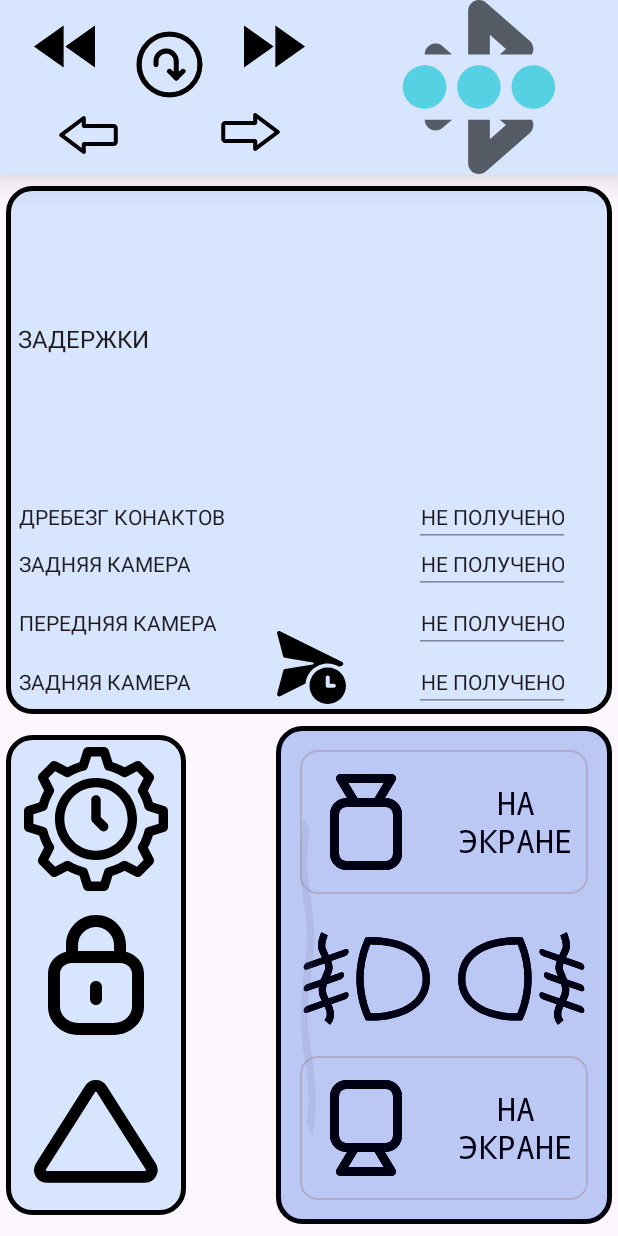
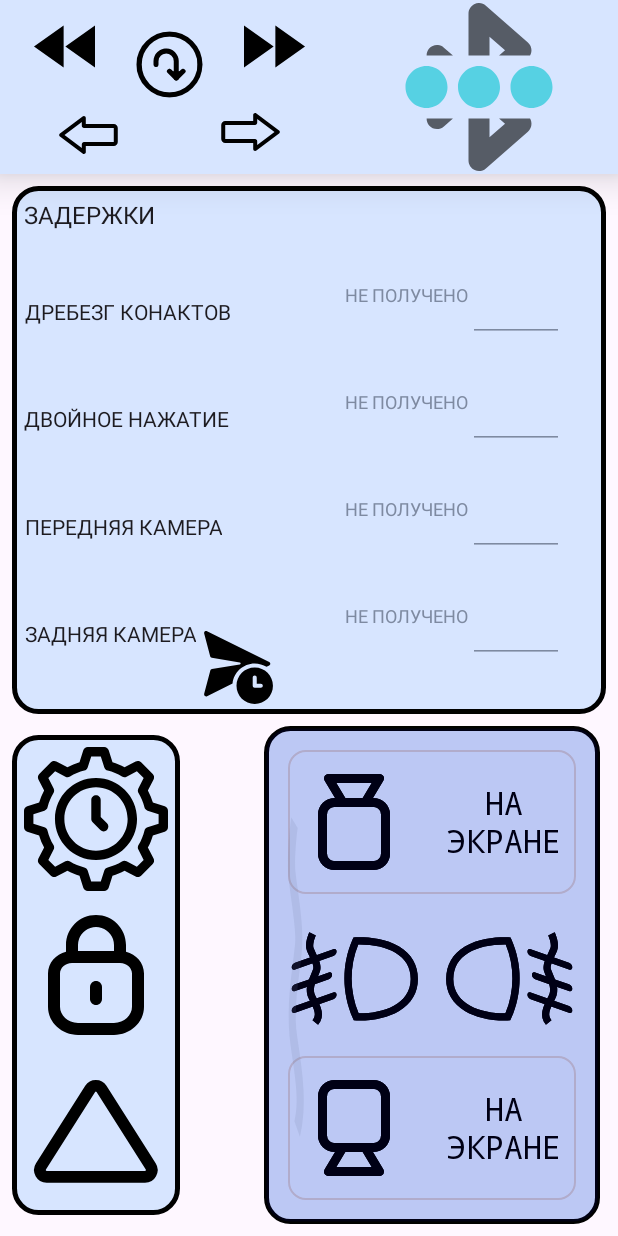
Before and after one commit to falconArdente/Car-controller_android-application, an Android app: the screen it shows after launch (MainActivity), after a tap on an icon or button, on a phone screen of 412 x 824 dp. Run offline under Robolectric (Android 15) with nearby library versions, the phone set to English and light mode, and no system bars; libraries missing offline, so code that uses them is left out: com.markodevcic.peko, com.welie.blessed; 3 statements that could not run were skipped; 1 other tap on this screen came first.

Commit message:
Done with Timings Set

```diff
--- a/src/main/java/com/example/carcamerasandlightsbluetooth/presentation/MainActivity.kt
+++ b/src/main/java/com/example/carcamerasandlightsbluetooth/presentation/MainActivity.kt
@@ -2,10 +2,13 @@ package com.example.carcamerasandlightsbluetooth.presentation
 
 import android.os.Bundle
 import android.text.method.ScrollingMovementMethod
+import android.widget.EditText
+import android.widget.TextView
 import androidx.appcompat.app.AppCompatActivity
 import androidx.appcompat.content.res.AppCompatResources
 import androidx.core.view.isGone
 import androidx.core.view.isVisible
+import androidx.core.widget.doAfterTextChanged
 import com.example.carcamerasandlightsbluetooth.R
 import com.example.carcamerasandlightsbluetooth.databinding.ActivityMainBinding
 import com.example.carcamerasandlightsbluetooth.domain.model.DeviceState
@@ -17,7 +20,7 @@ class MainActivity : AppCompatActivity() {
     private var _binding: ActivityMainBinding? = null
     private val binding: ActivityMainBinding
         get() = _binding!!
-
+    private var timingValuesArray: ArrayList<EditText>? = null
 
     override fun onCreate(savedInstanceState: Bundle?) {
         super.onCreate(savedInstanceState)
@@ -29,6 +32,39 @@ class MainActivity : AppCompatActivity() {
             binding.LogView.text = it
         }
         setClickListeners()
+        timingValuesArray = combineTimingsEditTextToArrayList()
+        timingValuesArray!!.forEach { it.doAfterTextChanged { _ -> timingsToSendCheck() } }
+    }
+
+    private fun combineTimingsEditTextToArrayList(): ArrayList<EditText> {
+        with(binding.timingsSet) {
+            return arrayListOf(
+                bounceValue,
+                repeaterValue,
+                frontDelayValue,
+                rearDelayValue
+            )
+        }
+    }
+
+    private fun timingsToSendCheck() {
+        if (timingValuesArray == null) return
+        var isReadyToSend = true
+        val errorText = getString(R.string.not_gotten)
+        timingValuesArray!!.forEach { editText ->
+            val localNum = try {
+                editText.text.toString().toInt()
+            } catch (e: Exception) {
+                65535
+            }
+            if (editText.text.toString() == errorText
+                || localNum >= 65534
+            ) {
+                isReadyToSend = false
+                return@forEach
+            }
+        }
+        binding.timingsSet.sendTimings.isEnabled = isReadyToSend
     }
 
     private fun setClickListeners() {
@@ -59,16 +95,37 @@ class MainActivity : AppCompatActivity() {
         binding.timingsSet.root.isGone = !mainState.isSetTimings
         binding.LogView.isGone = mainState.isSetTimings
         with(binding.timingsSet) {
-            bounceValue.setText(timingToString(mainState.deviceState.timings.bounce))
-            repeaterValue.setText(timingToString(mainState.deviceState.timings.repeater))
-            frontDelayValue.setText(timingToString(mainState.deviceState.timings.frontDelay))
-            rearDelayValue.setText(timingToString(mainState.deviceState.timings.rearDelay))
+            renderTimingValueAndHelper(
+                bounceValue,
+                bounceBlue,
+                mainState.deviceState.timings.bounce
+            )
+            renderTimingValueAndHelper(
+                repeaterValue,
+                repeaterBlue,
+                mainState.deviceState.timings.repeater
+            )
+            renderTimingValueAndHelper(
+                frontDelayValue,
+                frontBlue,
+                mainState.deviceState.timings.frontDelay
+            )
+            renderTimingValueAndHelper(
+                rearDelayValue,
+                rearBlue,
+                mainState.deviceState.timings.rearDelay
+            )
         }
     }
 
-    private fun timingToString(number: Int): String {
-        if (number != -1) return number.toString()
-        return getString(R.string.not_gotten)
+    private fun renderTimingValueAndHelper(editText: EditText, helper: TextView, number: Int) {
+        if (number != -1) {
+            editText.setText(number.toString())
+            helper.text = number.toString()
+        } else {
+            editText.text.clear()
+            helper.text = getString(R.string.not_gotten)
+        }
     }
 
     private fun renderLock(isLocked: Boolean) {
--- a/src/main/java/com/example/carcamerasandlightsbluetooth/presentation/RootViewModel.kt
+++ b/src/main/java/com/example/carcamerasandlightsbluetooth/presentation/RootViewModel.kt
@@ -152,6 +152,9 @@ class RootViewModel(
         deviceInteractor.sendTimings(
             newTimings = mutableStatesLiveData.value!!.deviceState.timings
         )
+        mutableStatesLiveData.postValue(
+            mutableStatesLiveData.value!!.copy(isSetTimings = false)
+        )
     }
 
     fun reScan() {
--- a/src/main/res/drawable/send_timings.xml
+++ b/src/main/res/drawable/send_timings.xml
@@ -1,12 +1,14 @@
-<vector xmlns:android="http://schemas.android.com/apk/res/android"
-    android:width="200dp"
-    android:height="200dp"
-    android:viewportWidth="20"
-    android:viewportHeight="20">
-    <path
-        android:fillColor="?attr/colorOnPrimary"
-        android:pathData="M2.721,1.051L18.076,8.617C18.323,8.74 18.425,9.039 18.303,9.287C18.254,9.386 18.174,9.466 18.076,9.514L17.419,9.838C16.573,9.307 15.573,9 14.5,9C11.64,9 9.289,11.183 9.025,13.974L2.721,17.08C2.474,17.202 2.174,17.101 2.052,16.853C1.999,16.744 1.986,16.621 2.017,16.504L3.538,10.759C3.589,10.569 3.746,10.426 3.939,10.394L10.82,9.247C10.905,9.233 10.974,9.177 11.008,9.101L11.026,9.041C11.045,8.924 10.981,8.813 10.876,8.769L10.82,8.753L3.901,7.6C3.707,7.568 3.55,7.425 3.499,7.235L2.017,1.628C1.946,1.361 2.105,1.087 2.372,1.017C2.489,0.986 2.613,0.998 2.721,1.051Z" />
-    <path
-        android:fillColor="?attr/colorOnPrimary"
-        android:pathData="M19,14.5C19,16.985 16.985,19 14.5,19C12.015,19 10,16.985 10,14.5C10,12.015 12.015,10 14.5,10C16.985,10 19,12.015 19,14.5ZM14.5,12C14.224,12 14,12.224 14,12.5V14.5C14,14.776 14.224,15 14.5,15H16C16.276,15 16.5,14.776 16.5,14.5C16.5,14.224 16.276,14 16,14H15V12.5C15,12.224 14.776,12 14.5,12Z" />
-</vector>
+<selector xmlns:android="http://schemas.android.com/apk/res/android">
+    <item android:state_enabled="true">
+        <vector android:width="200dp" android:height="200dp" android:viewportWidth="20" android:viewportHeight="20">
+            <path android:fillColor="?attr/colorOnPrimary" android:pathData="M2.721,1.051L18.076,8.617C18.323,8.74 18.425,9.039 18.303,9.287C18.254,9.386 18.174,9.466 18.076,9.514L17.419,9.838C16.573,9.307 15.573,9 14.5,9C11.64,9 9.289,11.183 9.025,13.974L2.721,17.08C2.474,17.202 2.174,17.101 2.052,16.853C1.999,16.744 1.986,16.621 2.017,16.504L3.538,10.759C3.589,10.569 3.746,10.426 3.939,10.394L10.82,9.247C10.905,9.233 10.974,9.177 11.008,9.101L11.026,9.041C11.045,8.924 10.981,8.813 10.876,8.769L10.82,8.753L3.901,7.6C3.707,7.568 3.55,7.425 3.499,7.235L2.017,1.628C1.946,1.361 2.105,1.087 2.372,1.017C2.489,0.986 2.613,0.998 2.721,1.051Z" />
+            <path android:fillColor="?attr/colorOnPrimary" android:pathData="M19,14.5C19,16.985 16.985,19 14.5,19C12.015,19 10,16.985 10,14.5C10,12.015 12.015,10 14.5,10C16.985,10 19,12.015 19,14.5ZM14.5,12C14.224,12 14,12.224 14,12.5V14.5C14,14.776 14.224,15 14.5,15H16C16.276,15 16.5,14.776 16.5,14.5C16.5,14.224 16.276,14 16,14H15V12.5C15,12.224 14.776,12 14.5,12Z" />
+        </vector>
+    </item>
+    <item android:state_enabled="false">
+        <vector android:width="200dp" android:height="200dp" android:viewportWidth="20" android:viewportHeight="20">
+            <path android:fillColor="?attr/colorControlNormal" android:pathData="M2.721,1.051L18.076,8.617C18.323,8.74 18.425,9.039 18.303,9.287C18.254,9.386 18.174,9.466 18.076,9.514L17.419,9.838C16.573,9.307 15.573,9 14.5,9C11.64,9 9.289,11.183 9.025,13.974L2.721,17.08C2.474,17.202 2.174,17.101 2.052,16.853C1.999,16.744 1.986,16.621 2.017,16.504L3.538,10.759C3.589,10.569 3.746,10.426 3.939,10.394L10.82,9.247C10.905,9.233 10.974,9.177 11.008,9.101L11.026,9.041C11.045,8.924 10.981,8.813 10.876,8.769L10.82,8.753L3.901,7.6C3.707,7.568 3.55,7.425 3.499,7.235L2.017,1.628C1.946,1.361 2.105,1.087 2.372,1.017C2.489,0.986 2.613,0.998 2.721,1.051Z" />
+            <path android:fillColor="?attr/colorControlNormal" android:pathData="M19,14.5C19,16.985 16.985,19 14.5,19C12.015,19 10,16.985 10,14.5C10,12.015 12.015,10 14.5,10C16.985,10 19,12.015 19,14.5ZM14.5,12C14.224,12 14,12.224 14,12.5V14.5C14,14.776 14.224,15 14.5,15H16C16.276,15 16.5,14.776 16.5,14.5C16.5,14.224 16.276,14 16,14H15V12.5C15,12.224 14.776,12 14.5,12Z" />
+        </vector>
+    </item>
+</selector>
--- a/src/main/res/layout/activity_main.xml
+++ b/src/main/res/layout/activity_main.xml
@@ -12,6 +12,7 @@
         android:layout_height="wrap_content"
         android:background="?attr/colorPrimary"
         android:elevation="@dimen/elevation"
+        android:orientation="horizontal"
         android:outlineAmbientShadowColor="?attr/colorSecondary">
 
         <include
@@ -24,6 +25,7 @@
             android:id="@+id/bluetooth_sign"
             android:layout_width="wrap_content"
             android:layout_height="match_parent"
+            android:layout_margin="@dimen/main_board_margin"
             android:scaleType="centerInside"
             android:src="@drawable/b_disconnected" />
     </LinearLayout>
@@ -45,6 +47,7 @@
         layout="@layout/timings_set"
         android:layout_width="match_parent"
         android:layout_height="0dp"
+        android:layout_gravity="center"
         android:layout_marginHorizontal="@dimen/timing_set_margin_horizontal"
         android:layout_marginVertical="@dimen/timing_set_margin_vertical"
         android:layout_weight="1" />
@@ -52,6 +55,7 @@
     <LinearLayout
         android:layout_width="match_parent"
         android:layout_height="wrap_content"
+        android:layout_marginHorizontal="@dimen/column_set_margin_start"
         android:orientation="horizontal">
 
         <include
@@ -59,8 +63,7 @@
             layout="@layout/column_set"
             android:layout_width="wrap_content"
             android:layout_height="wrap_content"
-            android:layout_gravity="start|center"
-            android:layout_marginStart="@dimen/command_set_margin_end" />
+            android:layout_gravity="start|center" />
 
         <View
             android:layout_width="0dp"
--- a/src/main/res/layout/column_set.xml
+++ b/src/main/res/layout/column_set.xml
@@ -12,7 +12,7 @@
         android:layout_width="wrap_content"
         android:layout_height="match_parent"
         android:orientation="vertical"
-        app:layout_constraintGuide_begin="@dimen/sides_guide_line"
+        app:layout_constraintGuide_begin="@dimen/column_set_guide_line"
         app:layout_constraintTop_toTopOf="parent" />
 
     <androidx.constraintlayout.widget.Guideline
@@ -20,7 +20,7 @@
         android:layout_width="wrap_content"
         android:layout_height="match_parent"
         android:orientation="vertical"
-        app:layout_constraintGuide_end="@dimen/sides_guide_line"
+        app:layout_constraintGuide_end="@dimen/column_set_guide_line"
         app:layout_constraintTop_toTopOf="parent" />
 
     <androidx.appcompat.widget.AppCompatImageButton
--- a/src/main/res/layout/timings_set.xml
+++ b/src/main/res/layout/timings_set.xml
@@ -11,7 +11,7 @@
     <androidx.constraintlayout.widget.Guideline
         android:id="@+id/start_guide"
         android:layout_width="match_parent"
-        android:layout_height="match_parent"
+        android:layout_height="wrap_content"
         android:orientation="vertical"
         app:layout_constraintGuide_begin="@dimen/sides_guide_line"
         app:layout_constraintTop_toTopOf="parent" />
@@ -32,70 +32,65 @@
         android:lines="1"
         android:text="@string/delay_set_title"
         android:textSize="16sp"
-        app:layout_constraintBottom_toTopOf="@id/bounce_label"
+        app:layout_constraintBottom_toBottomOf="parent"
         app:layout_constraintStart_toStartOf="@id/start_guide"
         app:layout_constraintTop_toTopOf="parent"
+        app:layout_constraintVertical_bias="0"
         tools:ignore="TextSizeCheck" />
 
     <androidx.appcompat.widget.AppCompatTextView
         android:id="@+id/bounce_label"
         style="@style/TimingLabel"
         android:text="@string/bounce_d_name"
+        app:layout_constraintBottom_toTopOf="@id/repeater_label"
         app:layout_constraintStart_toStartOf="@id/start_guide"
         app:layout_constraintTop_toBottomOf="@id/delays_title"
-        app:layout_constraintBottom_toTopOf="@id/rear_delay_label"
         tools:ignore="TextSizeCheck" />
 
     <androidx.appcompat.widget.AppCompatEditText
         android:id="@+id/bounce_value"
         style="@style/TimingValue"
-        android:text="@string/not_gotten"
         app:layout_constraintBottom_toBottomOf="@id/bounce_label"
         app:layout_constraintEnd_toStartOf="@id/end_guide"
-        app:layout_constraintHorizontal_bias="1"
         app:layout_constraintStart_toEndOf="@id/bounce_label"
         app:layout_constraintTop_toTopOf="@id/bounce_label"
-        tools:ignore="TextSizeCheck" />
+        tools:ignore="TextSizeCheck,SpeakableTextPresentCheck,TouchTargetSizeCheck" />
 
     <androidx.appcompat.widget.AppCompatTextView
         android:id="@+id/repeater_label"
         style="@style/TimingLabel"
-        android:text="@string/rear_cam_d_name"
+        android:text="@string/repeater_d_name"
+        app:layout_constraintBottom_toTopOf="@id/front_delay_label"
         app:layout_constraintStart_toStartOf="@id/start_guide"
         app:layout_constraintTop_toBottomOf="@id/bounce_label"
-        app:layout_constraintBottom_toTopOf="@id/front_delay_label"
         tools:ignore="TextSizeCheck" />
 
     <androidx.appcompat.widget.AppCompatEditText
         android:id="@+id/repeater_value"
         style="@style/TimingValue"
-        android:text="@string/not_gotten"
         app:layout_constraintBottom_toBottomOf="@id/repeater_label"
         app:layout_constraintEnd_toStartOf="@id/end_guide"
-        app:layout_constraintHorizontal_bias="1"
         app:layout_constraintStart_toEndOf="@id/repeater_label"
         app:layout_constraintTop_toTopOf="@id/repeater_label"
-        tools:ignore="TextSizeCheck" />
+        tools:ignore="TextSizeCheck,TouchTargetSizeCheck,SpeakableTextPresentCheck" />
 
     <androidx.appcompat.widget.AppCompatTextView
         android:id="@+id/front_delay_label"
         style="@style/TimingLabel"
         android:text="@string/front_cam_d_name"
+        app:layout_constraintBottom_toTopOf="@id/rear_delay_label"
         app:layout_constraintStart_toStartOf="@id/start_guide"
         app:layout_constraintTop_toBottomOf="@id/repeater_label"
-        app:layout_constraintBottom_toTopOf="@id/rear_delay_label"
         tools:ignore="TextSizeCheck" />
 
     <androidx.appcompat.widget.AppCompatEditText
         android:id="@+id/front_delay_value"
         style="@style/TimingValue"
-        android:text="@string/not_gotten"
         app:layout_constraintBottom_toBottomOf="@id/front_delay_label"
         app:layout_constraintEnd_toStartOf="@id/end_guide"
-        app:layout_constraintHorizontal_bias="1"
         app:layout_constraintStart_toEndOf="@id/front_delay_label"
         app:layout_constraintTop_toTopOf="@id/front_delay_label"
-        tools:ignore="TextSizeCheck" />
+        tools:ignore="TextSizeCheck,TouchTargetSizeCheck,SpeakableTextPresentCheck" />
 
     <androidx.appcompat.widget.AppCompatTextView
         android:id="@+id/rear_delay_label"
@@ -109,26 +104,54 @@
     <androidx.appcompat.widget.AppCompatEditText
         android:id="@+id/rear_delay_value"
         style="@style/TimingValue"
-        android:text="@string/not_gotten"
         app:layout_constraintBottom_toBottomOf="@id/rear_delay_label"
         app:layout_constraintEnd_toStartOf="@id/end_guide"
-        app:layout_constraintHorizontal_bias="1"
         app:layout_constraintStart_toEndOf="@id/rear_delay_label"
         app:layout_constraintTop_toTopOf="@id/rear_delay_label"
+        tools:ignore="TextSizeCheck,SpeakableTextPresentCheck,TouchTargetSizeCheck" />
+
+
+    <androidx.appcompat.widget.AppCompatTextView
+        android:id="@+id/bounce_blue"
+        style="@style/TimingHelp"
+        app:layout_constraintEnd_toStartOf="@id/bounce_value"
+        app:layout_constraintTop_toTopOf="@id/bounce_value"
+        tools:ignore="TextSizeCheck" />
+
+    <androidx.appcompat.widget.AppCompatTextView
+        android:id="@+id/repeater_blue"
+        style="@style/TimingHelp"
+        app:layout_constraintEnd_toStartOf="@id/repeater_value"
+        app:layout_constraintTop_toTopOf="@id/repeater_value"
+        tools:ignore="TextSizeCheck" />
+
+    <androidx.appcompat.widget.AppCompatTextView
+        android:id="@+id/front_blue"
+        style="@style/TimingHelp"
+        app:layout_constraintEnd_toStartOf="@id/front_delay_value"
+        app:layout_constraintTop_toTopOf="@id/front_delay_value"
+        tools:ignore="TextSizeCheck" />
+
+    <androidx.appcompat.widget.AppCompatTextView
+        android:id="@+id/rear_blue"
+        style="@style/TimingHelp"
+        app:layout_constraintEnd_toStartOf="@id/rear_delay_value"
+        app:layout_constraintTop_toTopOf="@id/rear_delay_value"
         tools:ignore="TextSizeCheck" />
 
     <ImageButton
         android:id="@+id/send_timings"
         android:layout_width="@dimen/icon_size"
         android:layout_height="@dimen/icon_size"
+        android:layout_marginBottom="@dimen/icon_row_divider"
         android:background="@color/transparent"
         android:scaleType="fitCenter"
         android:src="@drawable/send_timings"
         app:layout_constraintBottom_toBottomOf="parent"
         app:layout_constraintEnd_toStartOf="@id/end_guide"
-        app:layout_constraintStart_toStartOf="@id/start_guide"
+        app:layout_constraintHorizontal_bias="0.0"
+        app:layout_constraintStart_toEndOf="@id/rear_delay_label"
         app:layout_constraintTop_toTopOf="parent"
         app:layout_constraintVertical_bias="1"
-        android:layout_marginBottom="@dimen/icon_row_divider"/>
-
+        tools:ignore="ContentDescription,SpeakableTextPresentCheck" />
 </androidx.constraintlayout.widget.ConstraintLayout>
--- a/src/main/res/values/dimens.xml
+++ b/src/main/res/values/dimens.xml
@@ -2,6 +2,7 @@
 <resources>
     <dimen name="bottom_guide_line_margin">16dp</dimen>
     <dimen name="sides_guide_line">4dp</dimen>
+    <dimen name="column_set_guide_line">0dp</dimen>
     <dimen name="icon_size">54dp</dimen>
     <dimen name="icon_slide">16dp</dimen>
     <dimen name="command_set_side_margin">8dp</dimen>
@@ -12,12 +13,14 @@
     <dimen name="camera_text_size">21sp</dimen>
     <dimen name="command_set_margin_bottom">8dp</dimen>
     <dimen name="command_set_margin_end">4dp</dimen>
+    <dimen name="column_set_margin_start">8dp</dimen>
     <dimen name="shift_set_margin_top">4dp</dimen>
     <dimen name="elevation">16dp</dimen>
     <dimen name="shadow_size">4dp</dimen>
     <dimen name="side_guide_shift_set">16dp</dimen>
     <dimen name="command_camera_margin_start">8dp</dimen>
     <dimen name="command_camera_margin_end">16dp</dimen>
-    <dimen name="timing_set_margin_horizontal">4dp</dimen>
+    <dimen name="timing_set_margin_horizontal">8dp</dimen>
     <dimen name="timing_set_margin_vertical">8dp</dimen>
+    <dimen name="main_board_margin">2dp</dimen>
 </resources>
--- a/src/main/res/values/themes.xml
+++ b/src/main/res/values/themes.xml
@@ -71,6 +71,20 @@
         <item name="android:textAllCaps">true</item>
         <item name="android:layout_marginEnd">24dp</item>
         <item name="singleLine">true</item>
+        <item name="android:inputType">number</item>
+        <item name="android:minWidth">64dp</item>
+        <item name="layout_constraintHorizontal_bias">1</item>
+    </style>
+   <style name="TimingHelp" parent="Base.Theme.CarCamerasAndLightsBluetooth">
+        <item name="android:layout_width">wrap_content</item>
+        <item name="android:layout_height">wrap_content</item>
+        <item name="android:textAlignment">center</item>
+        <item name="android:textAllCaps">true</item>
+        <item name="android:layout_marginTop">0dp</item>
+        <item name="android:textSize">12sp</item>
+        <item name="android:textColor">?attr/colorControlNormal</item>
+
+        <item name="singleLine">true</item>
     </style>
 
     <style name="Theme.CarCamerasAndLightsBluetooth" parent="Base.Theme.CarCamerasAndLightsBluetooth" />
```
